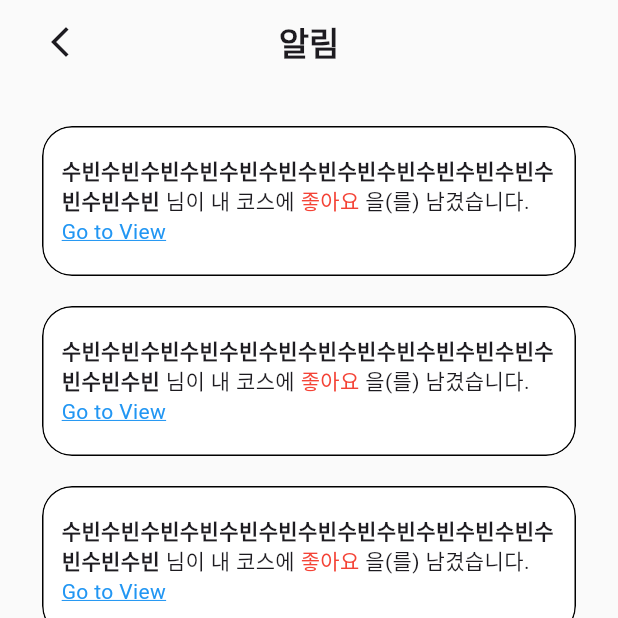
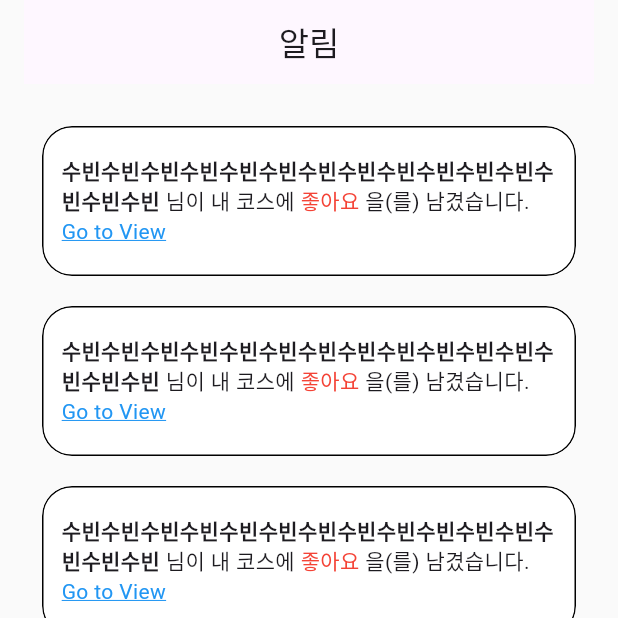
Before and after one commit to ENKH123/MiddleProject_ofcourse_ofcourse, a Flutter app: the AlertScreen screen opened by its route, on a phone screen of 412 x 824 dp, the top half of it. Run offline on Flutter 3.47's test engine with Material 3 defaults, Android fonts, the phone set to English and light mode, and no system bars; our stand-ins replace go_router, google_sign_in, image_picker, supabase_flutter; missing offline and left inert: flutter_naver_map, gotrue; accounts and stored records are empty.

```diff
--- a/lib/feature/home/screens/alert_screen.dart
+++ b/lib/feature/home/screens/alert_screen.dart
@@ -11,7 +11,7 @@ class AlertScreen extends StatelessWidget {
       appBar: AppBar(
         backgroundColor: Color(0xffFAFAFA),
         automaticallyImplyLeading: false,
-        title: AlertAppBar(),
+        title: AppBar(title: const Text("알림"), centerTitle: true),
       ),
       body: SafeArea(
         child: Stack(
```
